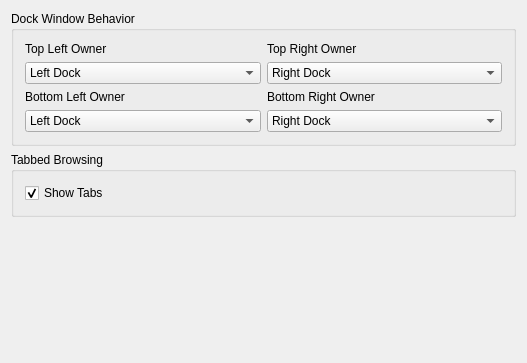
KDE/kdevelop, file shell/settings/uiconfig.ui: the form before one commit.
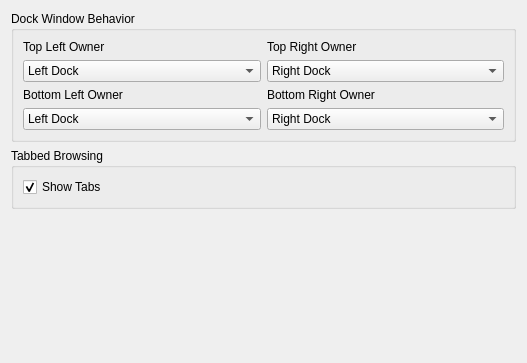
The form after the commit.

Diff of the .ui file:
```diff
--- a/shell/settings/uiconfig.ui
+++ b/shell/settings/uiconfig.ui
@@ -154,7 +154,6 @@
    </item>
   </layout>
  </widget>
- <layoutdefault spacing="6" margin="11" />
   <resources/>
  <connections/>
 </ui>
```
